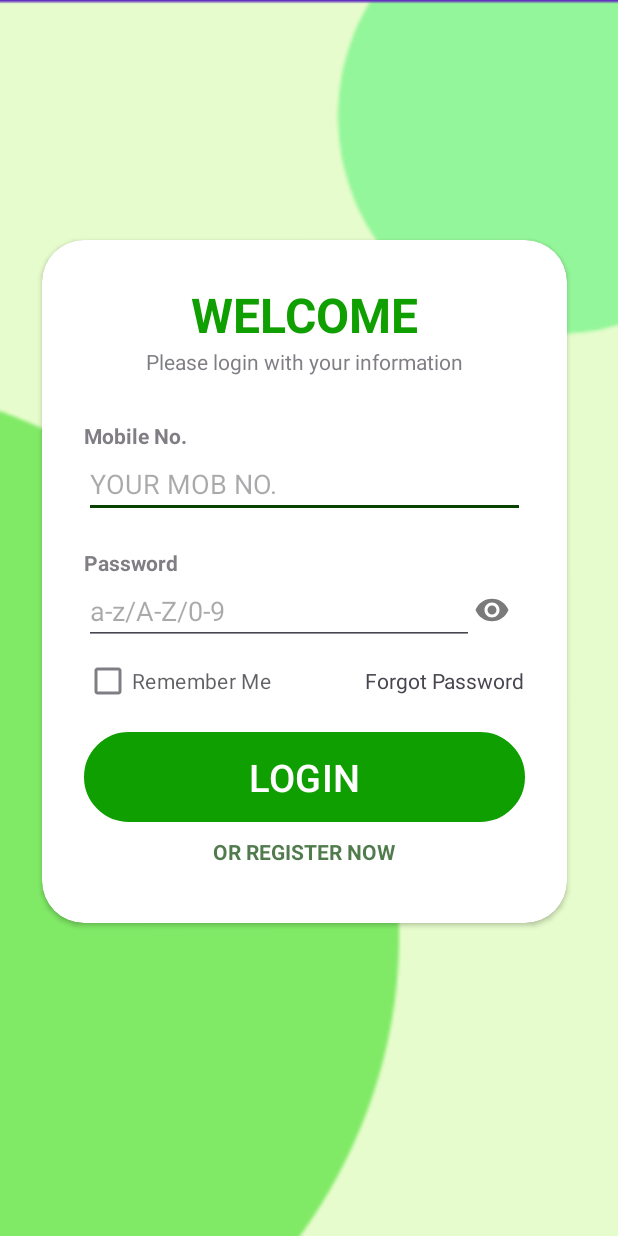
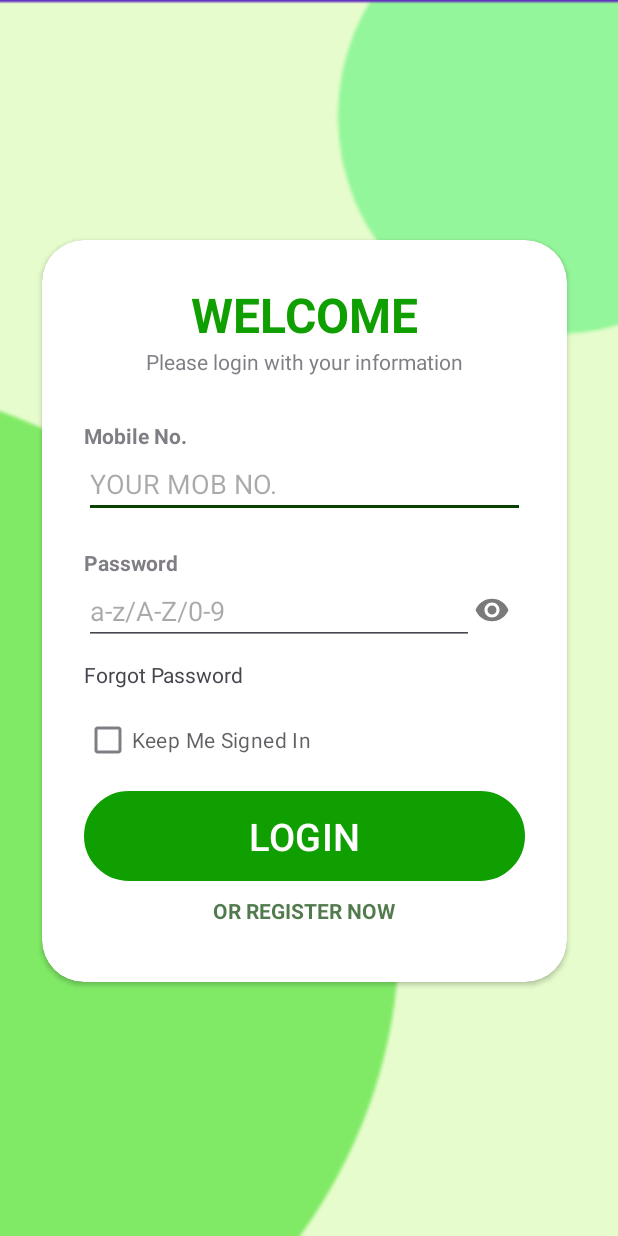
Before and after one commit to KraKinMe/BIGHA, an Android app: the screen it shows after launch (signUpActivity), on a phone screen of 412 x 824 dp. Run offline under Robolectric (Android 15) with nearby library versions, the phone set to English and light mode, and no system bars; our stand-ins replace Firebase (no records; nobody signed in at launch, a user with empty details on screens opened directly).

```diff
--- a/app/build.gradle.kts
+++ b/app/build.gradle.kts
@@ -51,6 +51,7 @@ dependencies {
     implementation("androidx.constraintlayout:constraintlayout:2.1.4")
     implementation("androidx.legacy:legacy-support-v4:1.0.0")
     implementation("com.google.firebase:firebase-database-ktx:20.2.2")
+    implementation("com.google.firebase:firebase-auth-ktx:22.1.2")
     testImplementation("junit:junit:4.13.2")
     androidTestImplementation("androidx.test.ext:junit:1.1.5")
     androidTestImplementation("androidx.test.espresso:espresso-core:3.5.1")
--- a/app/src/main/java/com/example/myapplication/signUpActivity.kt
+++ b/app/src/main/java/com/example/myapplication/signUpActivity.kt
@@ -6,6 +6,7 @@ import androidx.appcompat.app.AppCompatActivity
 import android.os.Bundle
 import android.view.View
 import android.widget.Button
+import android.widget.CheckBox
 import android.widget.EditText
 import android.widget.Toast
 import com.google.firebase.database.DatabaseReference
@@ -17,12 +18,30 @@ class signUpActivity : AppCompatActivity() {
     private lateinit var submit: Button
     private lateinit var database: DatabaseReference
     private lateinit var Name:EditText
+    private lateinit var kmsiCheckBox: CheckBox
 
     override fun onCreate(savedInstanceState: Bundle?) {
         super.onCreate(savedInstanceState)
         setContentView(R.layout.activity_sign_up)
         supportActionBar?.hide()
+
         submit = findViewById(R.id.submitlogin)
+        Email = findViewById(R.id.emailEditText)
+        Password = findViewById(R.id.passEditText)
+        kmsiCheckBox = findViewById(R.id.KMSI)
+
+        val sharedPrefs = getSharedPreferences("my_prefs", Context.MODE_PRIVATE)
+        val kmsi = sharedPrefs.getBoolean("KMSI", false)
+
+        if (kmsi) {
+            val user = sharedPrefs.getString("User", null)
+            if (user != null) {
+                //Pehle aa chuka hai
+                startActivity(Intent(this, home2Activity::class.java))
+                finish()
+                return
+            }
+        }
 
         submit.setOnClickListener{
             onhomepage()
@@ -46,6 +65,13 @@ class signUpActivity : AppCompatActivity() {
                 val StoredPass=it.child("password").value
                 if(pas.equals(StoredPass)){
                     allow=true
+
+                    val sharedPrefs = getSharedPreferences("my_prefs", Context.MODE_PRIVATE)
+                    val editorKMSI = sharedPrefs.edit()
+                    editorKMSI.putString("User", user)
+                    editorKMSI.putBoolean("KMSI", kmsiCheckBox.isChecked) // Set KMSI to true if the user wants to stay signed in
+                    editorKMSI.apply()
+
                     val sharedPrefUserName = getSharedPreferences("my_prefs", Context.MODE_PRIVATE)
                     val editor = sharedPrefUserName.edit()
                     editor.putString("User",user)
--- a/app/src/main/res/layout/activity_sign_up.xml
+++ b/app/src/main/res/layout/activity_sign_up.xml
@@ -88,6 +88,20 @@
                     android:layout_marginTop="10dp"
                     />
             </LinearLayout>
+            <View
+                android:layout_width="wrap_content"
+                android:layout_height="10dp"/>
+
+            <TextView
+                android:layout_width="wrap_content"
+                android:layout_height="wrap_content"
+                android:text="@string/Forgot_pass"
+                android:layout_alignParentEnd="true"
+                android:layout_centerVertical="true"/>
+
+            <View
+                android:layout_width="wrap_content"
+                android:layout_height="10dp"/>
 
             <RelativeLayout
                 android:layout_width="match_parent"
@@ -96,17 +110,14 @@
                 <CheckBox
                     android:layout_width="wrap_content"
                     android:layout_height="wrap_content"
-                    android:text="@string/Remember_me"
+                    android:text="Keep Me Signed In"
                     android:layout_centerVertical="true"
-                    android:alpha="0.7"/>
+                    android:alpha="0.7"
+                    android:id="@+id/KMSI"/>
 
-                <TextView
-                    android:layout_width="wrap_content"
-                    android:layout_height="wrap_content"
-                    android:text="@string/Forgot_pass"
-                    android:layout_alignParentEnd="true"
-                    android:layout_centerVertical="true"/>
             </RelativeLayout>
+
+
 
             <View
                 android:layout_width="wrap_content"
```
Also changed, not shown: app/src/main/java/com/example/myapplication/Profile.kt (+10 -0 lines).
